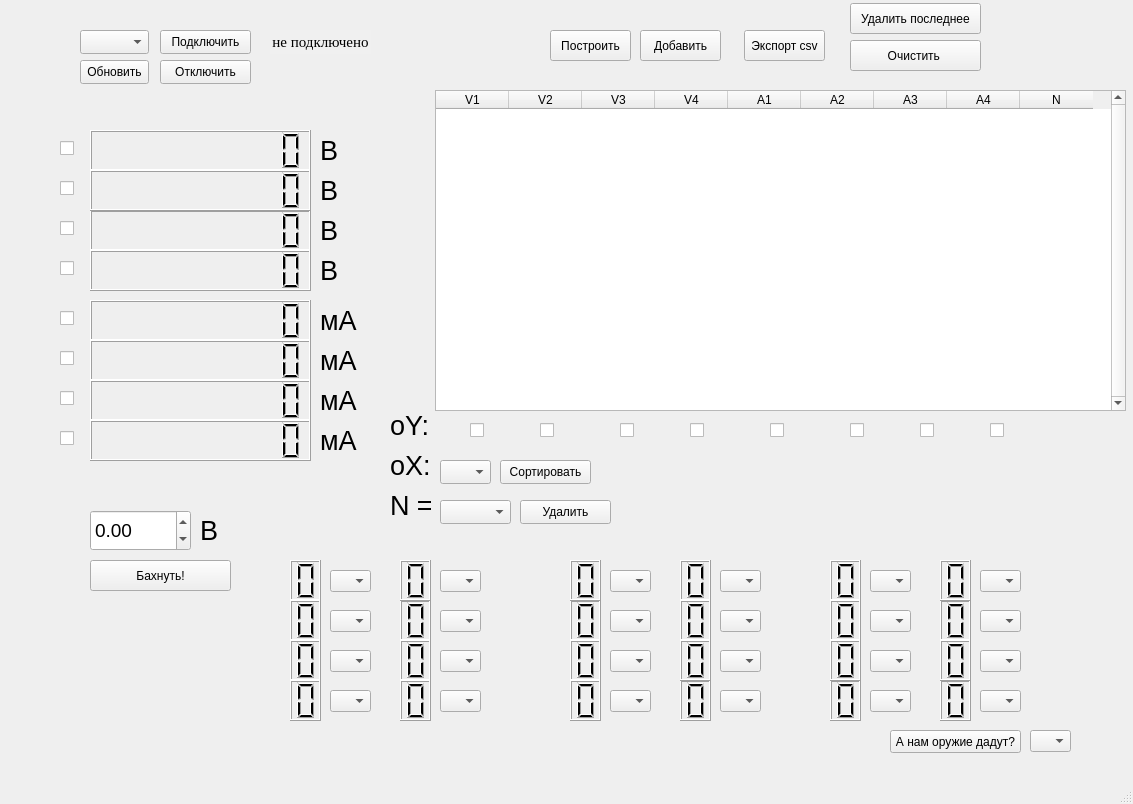
Old version of the form interface.ui in the repository KejLater/lab_stand.
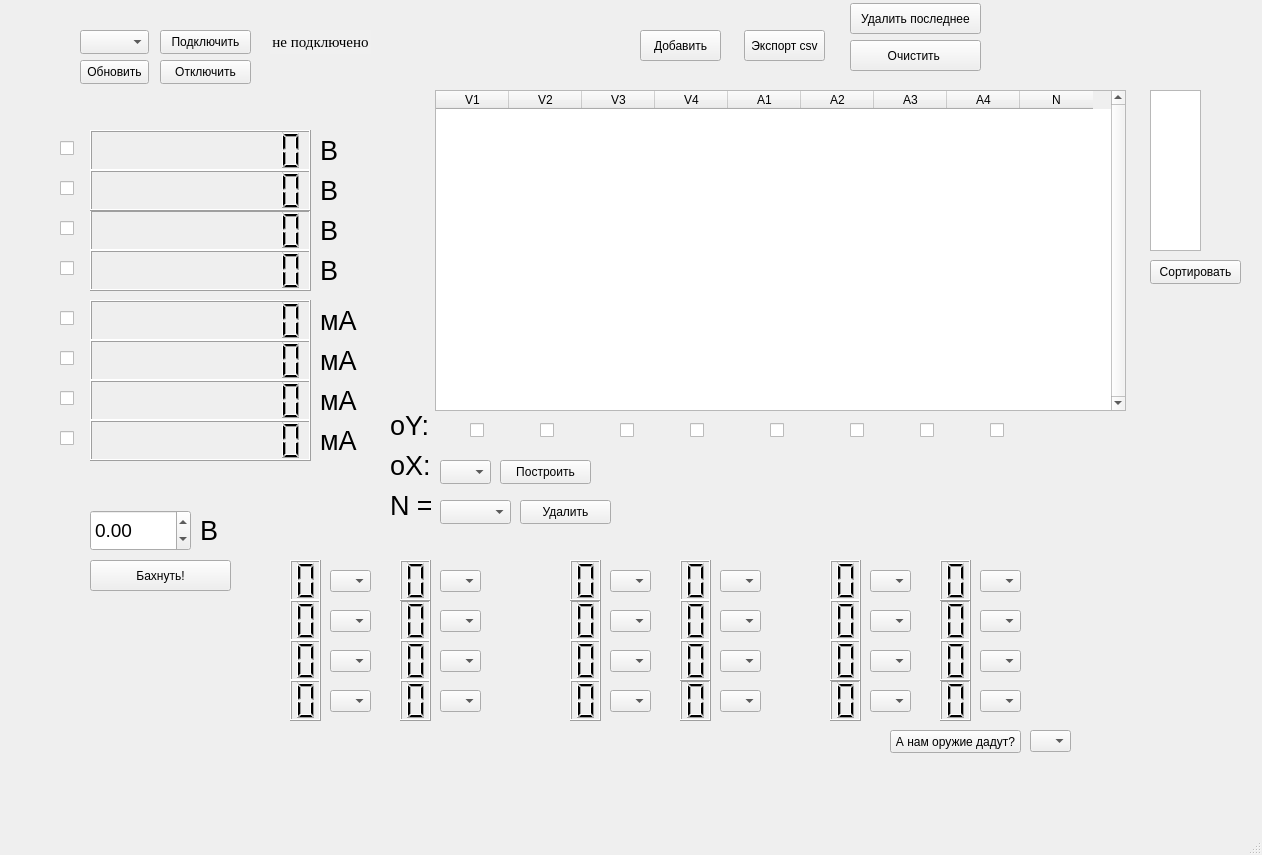
New version of the form.

Commit message: Multiple sorting added

Diff of the .ui file:
```diff
--- a/interface.ui
+++ b/interface.ui
@@ -6,8 +6,8 @@
    <rect>
     <x>0</x>
     <y>0</y>
-    <width>1133</width>
-    <height>804</height>
+    <width>1262</width>
+    <height>855</height>
    </rect>
   </property>
   <property name="font">
@@ -916,10 +916,10 @@
    <widget class="QPushButton" name="build_graph_button">
     <property name="geometry">
      <rect>
-      <x>550</x>
-      <y>30</y>
-      <width>81</width>
-      <height>31</height>
+      <x>500</x>
+      <y>460</y>
+      <width>91</width>
+      <height>24</height>
      </rect>
     </property>
     <property name="text">
@@ -1275,8 +1275,8 @@
    <widget class="QPushButton" name="sort_df_by_column_button">
     <property name="geometry">
      <rect>
-      <x>500</x>
-      <y>460</y>
+      <x>1150</x>
+      <y>260</y>
       <width>91</width>
       <height>24</height>
      </rect>
@@ -2002,6 +2002,52 @@
      </rect>
     </property>
    </widget>
+   <widget class="QListWidget" name="sort_data_list">
+    <property name="geometry">
+     <rect>
+      <x>1150</x>
+      <y>90</y>
+      <width>51</width>
+      <height>161</height>
+     </rect>
+    </property>
+    <property name="sizeAdjustPolicy">
+     <enum>QAbstractScrollArea::AdjustToContents</enum>
+    </property>
+    <property name="editTriggers">
+     <set>QAbstractItemView::AllEditTriggers</set>
+    </property>
+    <property name="tabKeyNavigation">
+     <bool>true</bool>
+    </property>
+    <property name="dragEnabled">
+     <bool>true</bool>
+    </property>
+    <property name="dragDropOverwriteMode">
+     <bool>false</bool>
+    </property>
+    <property name="dragDropMode">
+     <enum>QAbstractItemView::InternalMove</enum>
+    </property>
+    <property name="defaultDropAction">
+     <enum>Qt::MoveAction</enum>
+    </property>
+    <property name="alternatingRowColors">
+     <bool>true</bool>
+    </property>
+    <property name="textElideMode">
+     <enum>Qt::ElideNone</enum>
+    </property>
+    <property name="viewMode">
+     <enum>QListView::ListMode</enum>
+    </property>
+    <property name="selectionRectVisible">
+     <bool>true</bool>
+    </property>
+    <property name="sortingEnabled">
+     <bool>false</bool>
+    </property>
+   </widget>
   </widget>
   <widget class="QMenuBar" name="menubar">
    <property name="geometry">
```
Left out of the diff: 5 changed lines with no effect on the pictures. The commit also changes 2 other files.
